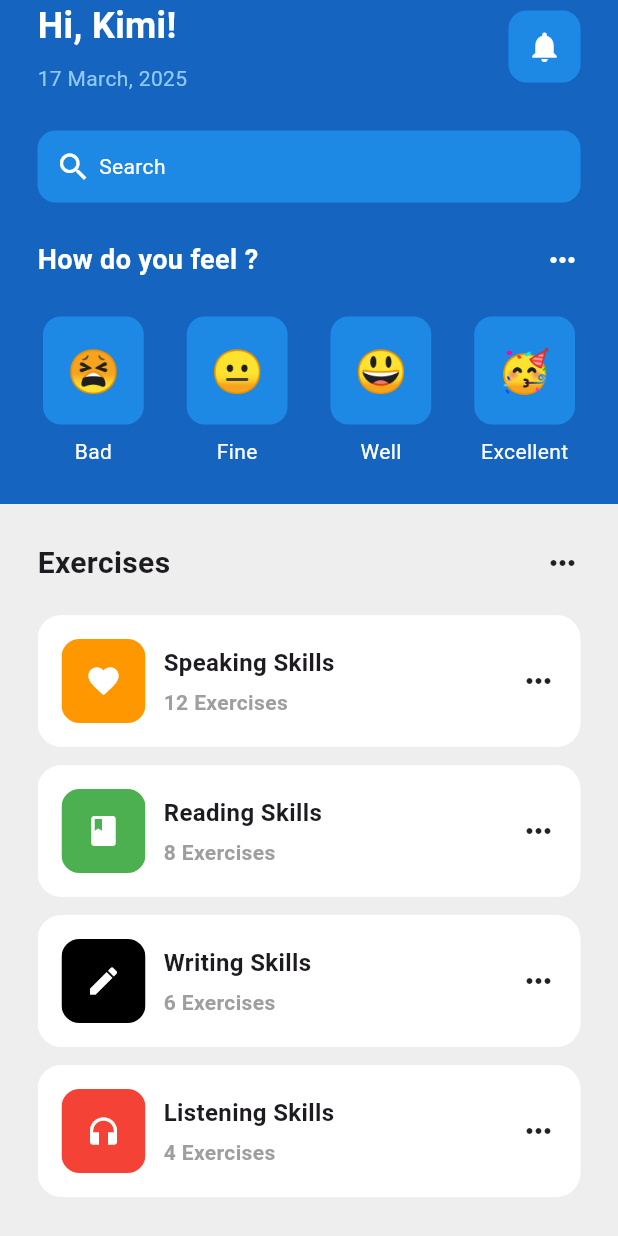
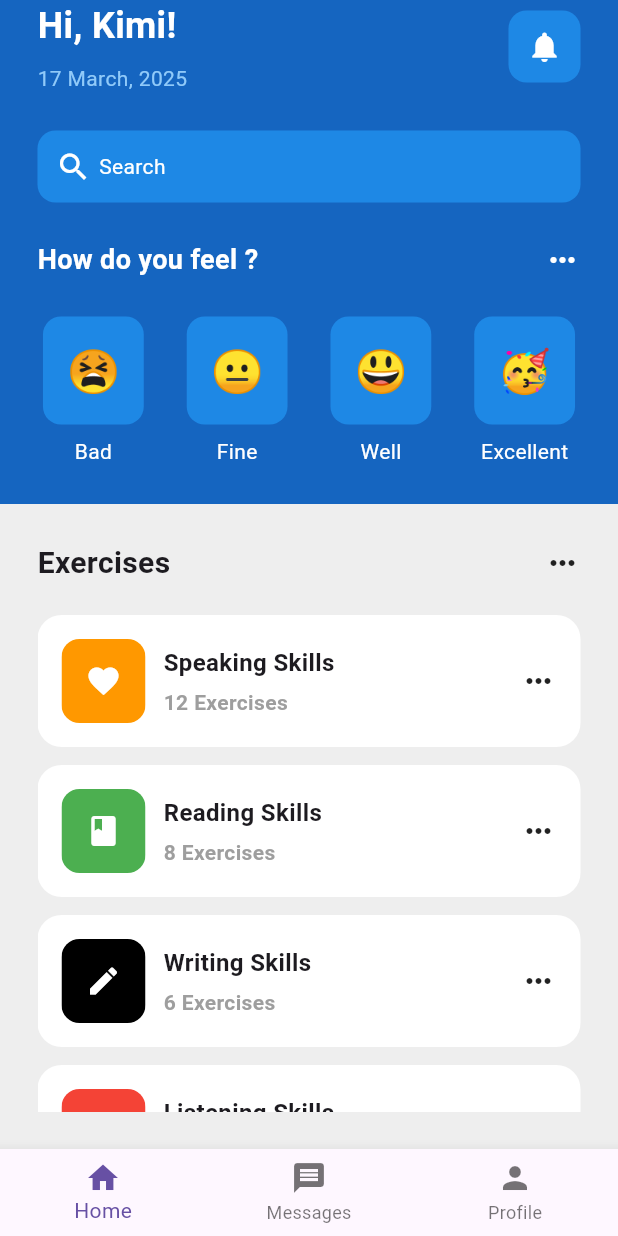
Before and after one commit to OrewaKimi/uts_mobile-programing-lanjut, a Flutter app: the screen it shows after launch, on a phone screen of 412 x 824 dp. Run offline on Flutter 3.47's test engine with Material 3 defaults, Android fonts, the phone set to English and light mode, and no system bars.

Commit message:
update path for navigationstack

```diff
--- a/lib/main.dart
+++ b/lib/main.dart
@@ -1,7 +1,5 @@
 import 'package:flutter/material.dart';
-import 'package:mentalhealthapp/pages/home_page.dart';
-import 'package:mentalhealthapp/pages/messages_page.dart';
-import 'package:mentalhealthapp/pages/profile_page.dart';
+import 'package:mentalhealthapp/pages/navigation_stack.dart';
 
 void main() {
   runApp(const MyApp());
@@ -12,14 +10,9 @@ class MyApp extends StatelessWidget {
 
   @override
   Widget build(BuildContext context) {
-    return MaterialApp(
+    return const MaterialApp(
       debugShowCheckedModeBanner: false,
-      routes: {
-        '/': (context) => const HomePage(),
-        '/messages': (context) => const MessagesPage(),
-        '/profile': (context) => const ProfilePage(),
-      },
-      initialRoute: '/',
+      home: NavigationStack(),
     );
   }
 }
```
